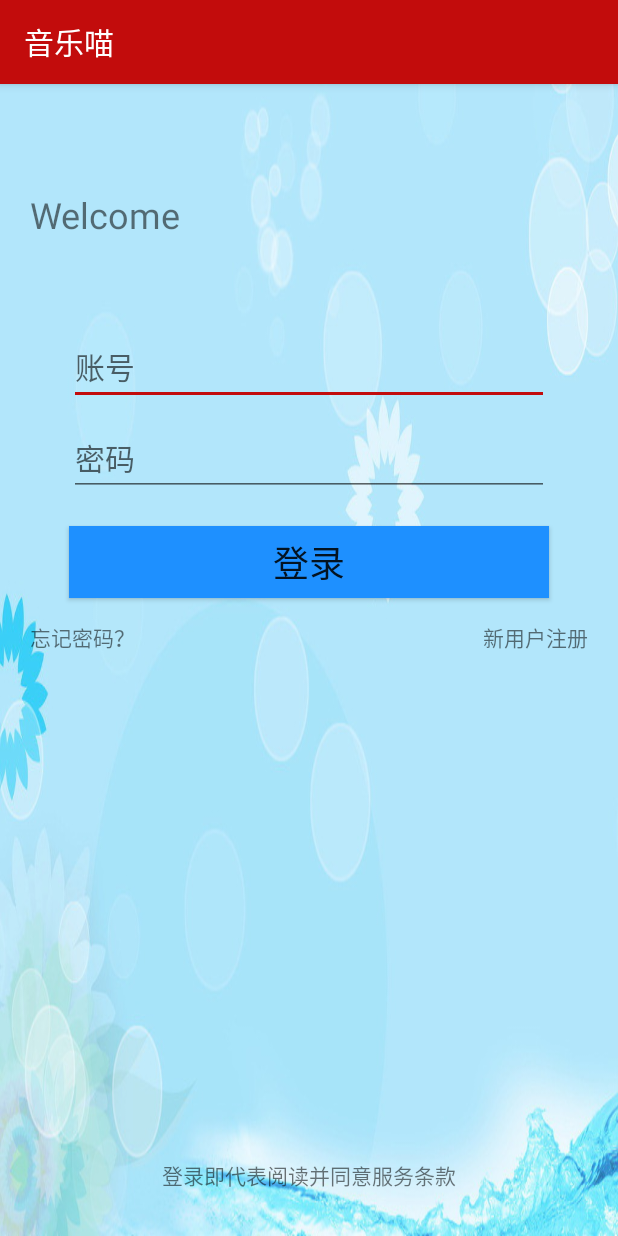
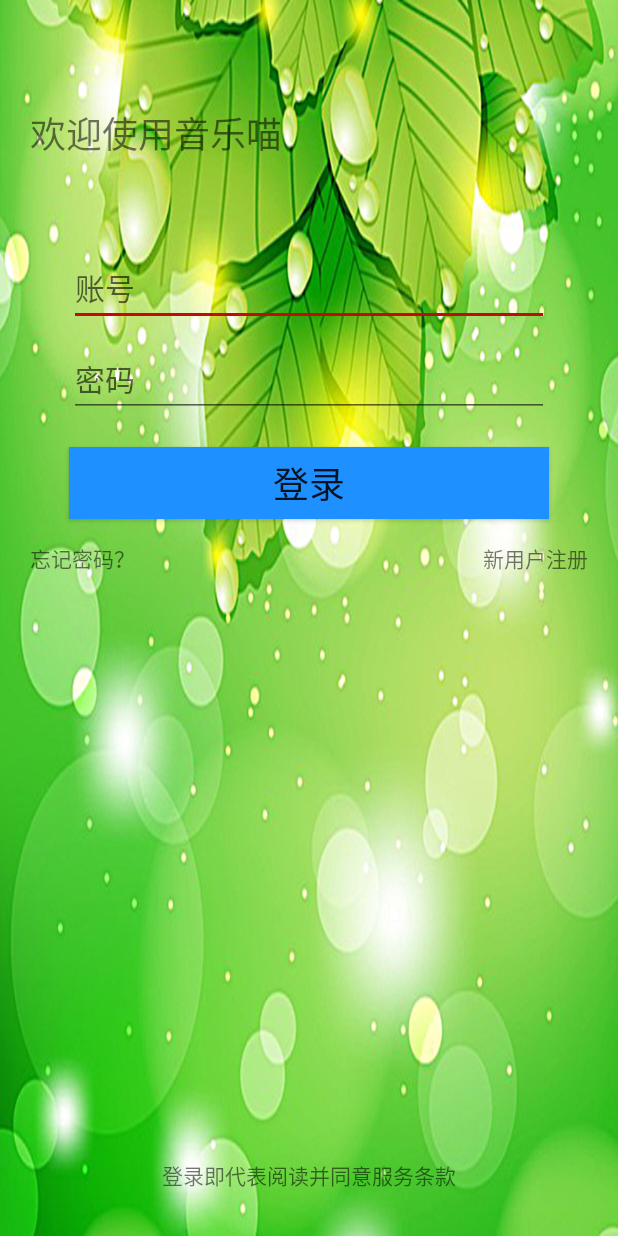
Before and after one commit to 1119824563/music, an Android app: the screen it shows after launch (loginActivity), after a tap on "登录", on a phone screen of 412 x 824 dp. Run offline under Robolectric (Android 15) with nearby library versions, the phone set to English and light mode, and no system bars; 7 statements that could not run were skipped.

```diff
--- a/app/src/main/java/com/example/music/ui/loginActivity.java
+++ b/app/src/main/java/com/example/music/ui/loginActivity.java
@@ -1,11 +1,14 @@
 package com.example.music.ui;
 
+import android.app.AlertDialog;
 import android.content.Intent;
 import android.os.Bundle;
 import android.os.Handler;
 import android.os.Looper;
 import android.os.Message;
 import android.view.View;
+import android.view.Window;
+import android.view.WindowManager;
 import android.widget.Button;
 import android.widget.EditText;
 import android.widget.TextView;
@@ -28,6 +31,13 @@ public class loginActivity extends AppCompatActivity{
 
     protected void onCreate(Bundle savedInstanceState){
         super.onCreate(savedInstanceState);
+        //去除标题
+        requestWindowFeature(Window.FEATURE_NO_TITLE);
+        if (getSupportActionBar() != null){
+            getSupportActionBar().hide();
+        }
+        //去除手机状态栏
+        getWindow().setFlags(WindowManager.LayoutParams.FLAG_FULLSCREEN, WindowManager.LayoutParams.FLAG_FULLSCREEN);
         setContentView(R.layout.activity_login);
 
         mbtn_login=findViewById(R.id.btn_login);
@@ -53,7 +63,7 @@ public class loginActivity extends AppCompatActivity{
             public void onClick(View v)
             {
                 String s= met_psw.getText().toString();//获取页面密码
-                String sy=met_user_name.getText().toString();//获取页面用户名
+                String sy=met_user_name.getText().toString();//获取页面账号
                 Message m=handler.obtainMessage();//获取事件
                 Bundle b=new Bundle();
                 b.putString("pass",s);//以键值对形式放进 Bundle中
@@ -113,11 +123,18 @@ public class loginActivity extends AppCompatActivity{
                                 return;
                             }
                             else if(ret.equals("0")){
-                                Toast.makeText(loginActivity.this, "账号或密码错误", Toast.LENGTH_SHORT).show();
+                                displayerror();
                             }
                 }
             };
             Looper.loop();//Looper循环，通道中有数据执行，无数据堵塞
         }
     }
+
+    public void displayerror(){
+        AlertDialog alertDialog1 = new AlertDialog.Builder(this)
+                .setMessage("账号或密码错误")
+                .create();
+        alertDialog1.show();
+    }
 }
--- a/app/src/main/res/layout/activity_findpaw.xml
+++ b/app/src/main/res/layout/activity_findpaw.xml
@@ -24,6 +24,7 @@
         android:layout_width="match_parent"
         android:layout_height="wrap_content">
         <EditText
+            android:id="@+id/et_find_pwd"
             android:layout_width="match_parent"
             android:layout_height="wrap_content"
             android:layout_marginLeft="10dp"
--- a/app/src/main/res/layout/activity_login.xml
+++ b/app/src/main/res/layout/activity_login.xml
@@ -1,8 +1,9 @@
 <?xml version="1.0" encoding="utf-8"?>
 <LinearLayout xmlns:android="http://schemas.android.com/apk/res/android"
-    android:background="@drawable/img_login"
+    android:background="@drawable/img1"
     android:layout_width="match_parent"
     android:layout_height="match_parent"
+    android:gravity="center_horizontal"
     android:orientation="vertical">
     <LinearLayout
         android:layout_width="match_parent"
@@ -20,7 +21,7 @@
             android:id="@+id/qq"
             android:layout_width="wrap_content"
             android:layout_marginTop="35dp"
-            android:text="Welcome"
+            android:text="欢迎使用音乐喵"
             android:textSize="24sp"
             android:layout_height="wrap_content" />
     </LinearLayout>
--- a/app/src/main/res/layout/activity_register.xml
+++ b/app/src/main/res/layout/activity_register.xml
@@ -34,7 +34,7 @@
             android:gravity="center_vertical"
             android:orientation="horizontal" >
             <EditText
-                android:id="@+id/et_user_name"
+                android:id="@+id/et_username"
                 android:layout_width="match_parent"
                 android:layout_height="wrap_content"
                 android:layout_marginLeft="10dp"
@@ -68,7 +68,7 @@
                 android:inputType="textPassword"
                 android:maxLength="15"
                 android:background="#ffffff"
-                android:id="@+id/et_psw"
+                android:id="@+id/etpsw"
                 android:textSize="18sp" />
         </LinearLayout>
 
```
Also changed, not shown: app/src/main/java/com/example/music/ui/findpawActivity.java (+67 -2 lines), app/src/main/java/com/example/music/ui/registerActivity.java (+56 -2 lines), app/src/main/java/com/example/music/utils/DBUtil.java (+6 -4 lines), app/src/main/res/drawable/img1.jpg (added).
